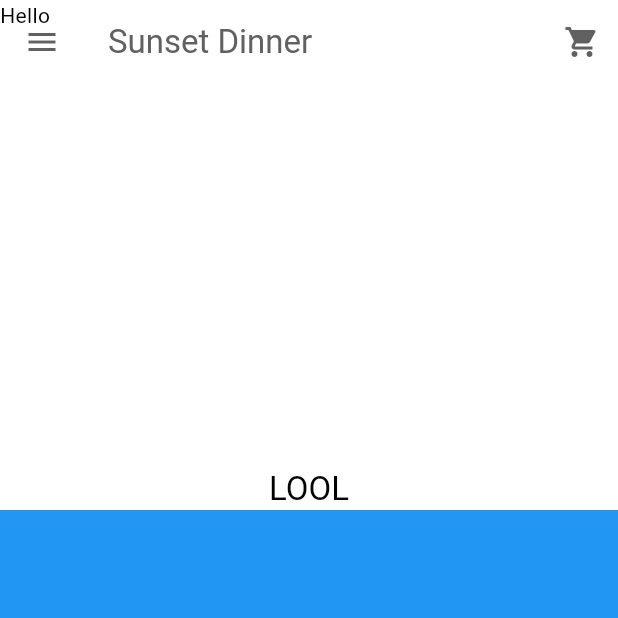
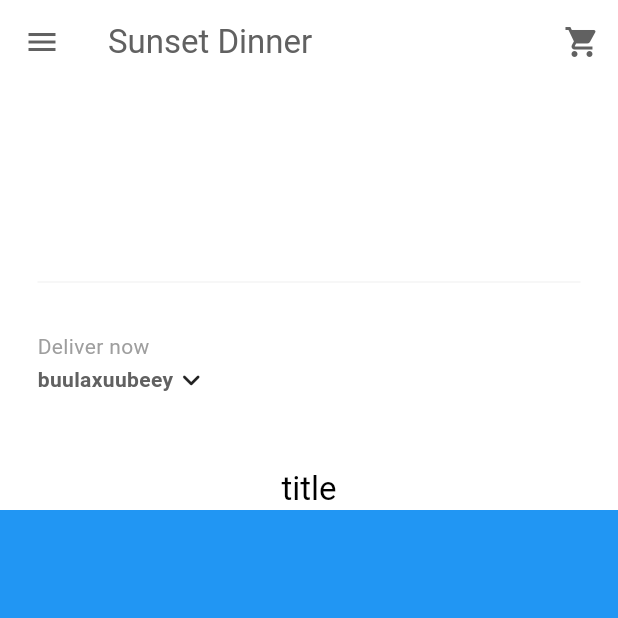
Before and after one commit to moh123adan/YumRun, a Flutter app: the HomePage screen opened directly, on a phone screen of 412 x 824 dp, the top half of it. Run offline on Flutter 3.47's test engine with Material 3 defaults, Android fonts, the phone set to English and light mode, and no system bars.

Commit message:
added: search location

```diff
--- /dev/null
+++ b/lib/components/my_current_location.dart
@@ -0,0 +1,48 @@
+import "package:flutter/material.dart";
+
+class MyCurrentLocation extends StatelessWidget {
+  const MyCurrentLocation({super.key});
+
+  void openLocationSearchBox(BuildContext context) {
+    showDialog(
+      context: context,
+      builder: (context) => const AlertDialog(
+          title: Text("Your Location"),
+          content: TextField(
+            decoration: InputDecoration(hintText: "Search address"),
+          )),
+    );
+  }
+
+  @override
+  Widget build(BuildContext context) {
+    return Padding(
+      padding: const EdgeInsets.all(25.0),
+      child: Column(
+        crossAxisAlignment: CrossAxisAlignment.start,
+        children: [
+          Text(
+            "Deliver now",
+            style: TextStyle(color: Theme.of(context).colorScheme.primary),
+          ),
+          GestureDetector(
+            onTap: () => openLocationSearchBox(context),
+            child: Row(
+              children: [
+                //address
+                Text(
+                  "buulaxuubeey",
+                  style: TextStyle(
+                      color: Theme.of(context).colorScheme.inversePrimary,
+                      fontWeight: FontWeight.bold),
+                ),
+                //dropdown menu
+                const Icon(Icons.keyboard_arrow_down_rounded),
+              ],
+            ),
+          )
+        ],
+      ),
+    );
+  }
+}
--- a/lib/components/my_drawer.dart
+++ b/lib/components/my_drawer.dart
@@ -2,7 +2,6 @@ import 'package:flutter/material.dart';
 import 'package:food_delivery_app/auth/login_or_register.dart';
 import 'package:food_delivery_app/components/my_drawer_tile.dart';
 import 'package:food_delivery_app/pages/setting_page.dart';
-import 'package:food_delivery_app/pages/login_or_register_page.dart';
 
 class MyDrawer extends StatelessWidget {
   const MyDrawer({super.key});
@@ -69,9 +68,7 @@ class MyDrawer extends StatelessWidget {
           MyDrawerTile(
             text: "L O G O U T",
             icon: Icons.logout,
-            onTap: () {
-              // TODO: Implement logout functionality
-            },
+            onTap: () {},
           ),
 
           const SizedBox(height: 25),
--- a/lib/pages/home_page.dart
+++ b/lib/pages/home_page.dart
@@ -1,4 +1,5 @@
 import "package:flutter/material.dart";
+import "package:food_delivery_app/components/my_current_location.dart";
 import "package:food_delivery_app/components/my_drawer.dart";
 import "package:food_delivery_app/components/my_sliver_app_bar.dart";
 
@@ -16,14 +17,22 @@ class _HomePageState extends State<HomePage> {
         drawer: const MyDrawer(),
         body: NestedScrollView(
             headerSliverBuilder: (context, innerBoxIsScolled) => [
-                  const MySliverAppBar(
-                    title: Column(
+                  MySliverAppBar(
+                    title: const Text("title"),
+                    child: Column(
                       mainAxisAlignment: MainAxisAlignment.end,
                       children: [
-                        Text("LOOL"),
+                        Divider(
+                          indent: 25,
+                          endIndent: 25,
+                          color: Theme.of(context).colorScheme.secondary,
+                        ),
+                        //my current location
+                        const MyCurrentLocation(),
+
+                        // description box
                       ],
                     ),
-                    child: Text("Hello"),
                   ),
                 ],
             body: Container(color: Colors.blue)));
```
